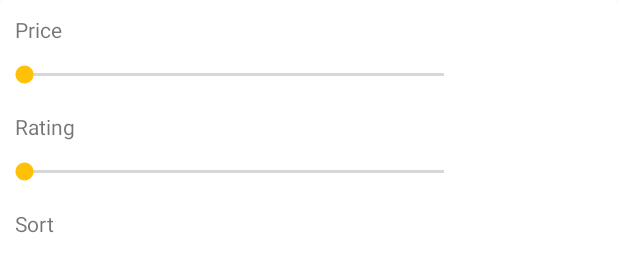
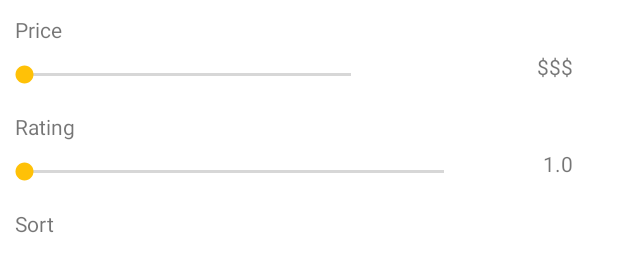
Before and after one commit to bookd-lab/bookd, an Android app: the layout advanced_search_view.xml on its own in the app's theme, with its tools: preview values and no code run, on a phone screen of 412 x 824 dp. Shown: the top 262 px of the screen. Run offline under Robolectric (Android 15) with nearby library versions, the phone set to English and light mode, and no system bars.

Commit message:
Search UI complete, need to bind to queries

```diff
--- a/app/src/main/java/bookdlab/bookd/helpers/AnimUtils.java
+++ b/app/src/main/java/bookdlab/bookd/helpers/AnimUtils.java
@@ -10,9 +10,13 @@ import android.view.View;
 
 public class AnimUtils {
 
-    static final int DEFAULT_ANIM_DURATION = 500;
+    private static final int DEFAULT_ANIM_DURATION = 500;
 
     public static void fadeIn(View view) {
+        if (view.getAlpha() == 1) {
+            return;
+        }
+
         view.setAlpha(0);
         view.setVisibility(View.VISIBLE);
 
--- a/app/src/main/res/drawable/advanced_search_bg.xml
+++ b/app/src/main/res/drawable/advanced_search_bg.xml
@@ -1,5 +1,5 @@
 <?xl version="1.0" encoding="utf-8"?>
 <shape xmlns:android="http://schemas.android.com/apk/res/android">
     <solid android:color="@color/white" />
-    <corners android:radius="3dp" />
+    <corners android:bottomLeftRadius="3dp" android:bottomRightRadius="3dp" />
 </shape>
--- a/app/src/main/res/drawable/search_view_background.xml
+++ b/app/src/main/res/drawable/search_view_background.xml
@@ -4,7 +4,7 @@
     <item>
         <shape android:shape="rectangle">
             <solid android:color="@color/white" />
-            <corners android:radius="3dp" />
+            <corners android:topLeftRadius="3dp" android:topRightRadius="3dp" />
         </shape>
     </item>
 
--- a/app/src/main/res/layout/advanced_search.xml
+++ b/app/src/main/res/layout/advanced_search_view.xml
@@ -1,5 +1,6 @@
 <?xml version="1.0" encoding="utf-8"?>
 <RelativeLayout xmlns:android="http://schemas.android.com/apk/res/android"
+    xmlns:tools="http://schemas.android.com/tools"
     android:layout_width="match_parent"
     android:layout_height="match_parent"
     android:background="@drawable/advanced_search_bg">
@@ -16,11 +17,23 @@
 
     <SeekBar
         android:id="@+id/priceSeekBar"
-        android:layout_width="match_parent"
+        android:layout_width="250dp"
         android:layout_height="30dp"
         android:layout_below="@id/priceLabel"
         android:layout_marginEnd="100dp"
         android:layout_marginRight="100dp" />
+
+    <TextView
+        android:id="@+id/priceIndicator"
+        android:layout_width="wrap_content"
+        android:layout_height="wrap_content"
+        android:layout_alignParentEnd="true"
+        android:layout_alignParentRight="true"
+        android:layout_alignTop="@id/priceSeekBar"
+        android:layout_marginEnd="30dp"
+        android:layout_marginRight="30dp"
+        android:text="@string/dollar_sign"
+        tools:text="$$$" />
 
     <TextView
         android:id="@+id/ratingLabel"
@@ -40,6 +53,17 @@
         android:layout_below="@id/ratingLabel"
         android:layout_marginEnd="100dp"
         android:layout_marginRight="100dp" />
+
+    <TextView
+        android:id="@+id/ratingIndicator"
+        android:layout_width="wrap_content"
+        android:layout_height="wrap_content"
+        android:layout_alignParentEnd="true"
+        android:layout_alignParentRight="true"
+        android:layout_alignTop="@id/ratingSeekBar"
+        android:layout_marginEnd="30dp"
+        android:layout_marginRight="30dp"
+        android:text="@string/sample_rating" />
 
     <TextView
         android:id="@+id/sortLabel"
@@ -87,10 +111,10 @@
         style="@style/SearchButton"
         android:layout_width="150dp"
         android:layout_height="30dp"
-        android:layout_marginBottom="20dp"
-        android:textAllCaps="false"
         android:layout_below="@id/sortByRadioGroup"
         android:layout_centerHorizontal="true"
-        android:text="@string/search" />
+        android:layout_marginBottom="20dp"
+        android:text="@string/search"
+        android:textAllCaps="false" />
 
 </RelativeLayout>
--- a/app/src/main/res/values/strings.xml
+++ b/app/src/main/res/values/strings.xml
@@ -59,5 +59,7 @@
     <string name="user_location">Location</string>
     <string name="user_about">About</string>
     <string name="user_phonenumber">Phone Number</string>
+    <string name="dollar_sign">$</string>
+    <string name="sample_rating">1.0</string>
 
 </resources>
```
Also changed, not shown: app/src/main/java/bookdlab/bookd/fragments/ExploreFragment.java (+16 -7 lines), app/src/main/java/bookdlab/bookd/views/AdvancedSearchView.java (added, +125 -0 lines), app/src/main/res/layout/fragment_explore.xml (+16 -4 lines).
